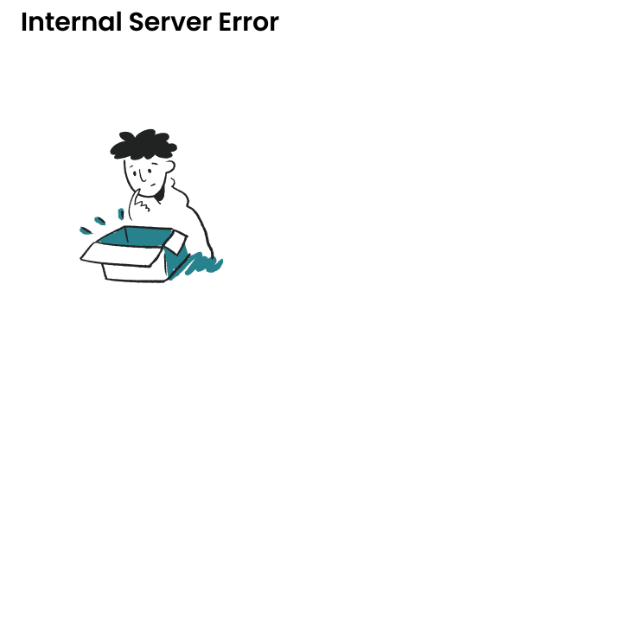
After one commit to rishimithun-inivos/Safe-Paws, a Flutter app: the ErrorPage screen opened directly, on a phone screen of 412 x 824 dp, the top half of it. The commit adds this screen. Run offline on Flutter 3.47's test engine with Material 3 defaults, Android fonts, the phone set to English and light mode, and no system bars; our stand-ins replace stacked.

Commit message:
Error Handling

```diff
--- a/lib/data/remote/appExceptions.dart
+++ b/lib/data/remote/appExceptions.dart
@@ -39,6 +39,6 @@
 class NotFoundException extends AppException{
   NotFoundException([String? message])
       : super (
-    'Page not Found',
+    'Page Not Found',
   );
 }
--- a/lib/data/remote/network/networkapiservice.dart
+++ b/lib/data/remote/network/networkapiservice.dart
@@ -22,6 +22,8 @@
         throw NotFoundException(response.body.toString());
       case 500:
         throw FetchDataException(response.body.toString());
+      //default:
+       // throw Exception("")
     }
   }
 
--- a/lib/main.dart
+++ b/lib/main.dart
@@ -1,10 +1,11 @@
 import 'package:flutter/material.dart';
-import 'package:safe_paws/view/dog_image_view.dart';
 import 'package:safe_paws/view/splash_view.dart';
 
 void main() {
   runApp(MyApp());
 }
+
+final navigationKey = GlobalKey<NavigatorState>();
 
 class MyApp extends StatelessWidget{
   @override
--- a/lib/view/splash_view.dart
+++ b/lib/view/splash_view.dart
@@ -29,7 +29,7 @@
               ),
               const Center(
                 child: Padding(
-                  padding: EdgeInsets.fromLTRB(50, 20, 20, 300),
+                  padding: EdgeInsets.fromLTRB(70, 20, 20, 300),
                   child: Text(
                     "SafePaws",
                     style: TextStyle(
--- /dev/null
+++ b/lib/view/widgets/error_view.dart
@@ -0,0 +1,38 @@
+import 'package:flutter/material.dart';
+
+class ErrorPage extends StatelessWidget {
+  //final String errorMessaage;
+
+  //ErrorPage({required this.errorMessaage});
+
+  // getImagePath(String error) {
+  //   switch (error) {
+  //     case 'Bad Request':
+  //       return "assets/images/Group 1.png";
+  //     case 'Invalid Credentials':
+  //       return "assets/images/Group 2.png";
+  //     case 'Access Denied':
+  //       return "assets/images/Group 3.png";
+  //     case 'Page Not Found':
+  //       return "assets/images/Group 4.png";
+  //     case 'Internal Server Error':
+  //       return "assets/images/groupfive.png";
+  //   }
+  // }
+
+  @override
+  Widget build(BuildContext context) {
+    return Scaffold(
+      backgroundColor: Colors.white,
+      body: Column(
+        children: [
+          Image.asset(
+            'assets/images/groupfive.png',
+            height: 200,
+            width: 200,
+          ),
+        ],
+      ),
+    );
+  }
+}
--- a/pubspec.yaml
+++ b/pubspec.yaml
@@ -65,6 +65,7 @@
   # To add assets to your application, add an assets section, like this:
   assets:
     - assets/
+    - assets/images/
   #   - images/a_dot_ham.jpeg
 
   # An image asset can refer to one or more resolution-specific "variants", see
```
Also changed, not shown: lib/view/second_page.dart (+23 -1 lines), lib/viewmodel/dog_image_view_model.dart (+14 -2 lines), assets/images/Group 1.png (added), assets/images/Group 2.png (added), assets/images/Group 3.png (added), assets/images/Group 4.png (added), assets/images/groupfive.png (added).
